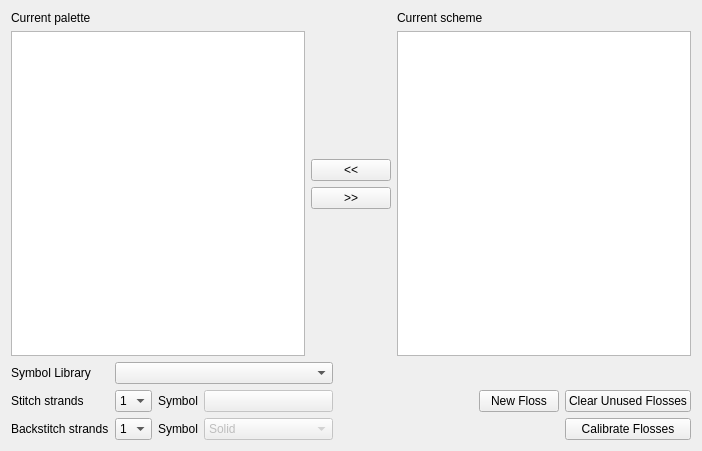
Old version of the form ui/PaletteManager.ui in the repository KDE/kxstitch.
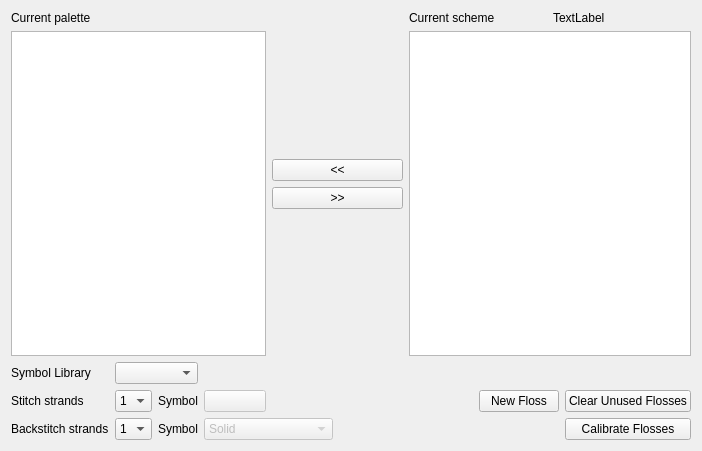
New version of the form. Custom widgets are drawn as their Qt base class.

Commit message:
Show the name of the current scheme in the palette manager dialog

Conflicts:
	ui/PaletteManager.ui

```diff
--- a/ui/PaletteManager.ui
+++ b/ui/PaletteManager.ui
@@ -14,9 +14,7 @@
    <string>Palette Manager</string>
   </property>
   <layout class="QGridLayout" name="gridLayout">
-   <item row="0" column="0" colspan="6">
-    <layout class="QHBoxLayout" name="horizontalLayout">
-     <item>
+   <item row="0" column="0" rowspan="2" colspan="4">
       <layout class="QVBoxLayout" name="verticalLayout_2">
        <item>
         <widget class="QLabel" name="label">
@@ -30,7 +28,7 @@
        </item>
       </layout>
      </item>
-     <item>
+   <item row="0" column="4" rowspan="2" colspan="2">
       <layout class="QVBoxLayout" name="verticalLayout">
        <item>
         <spacer name="verticalSpacer">
@@ -74,8 +72,8 @@
        </item>
       </layout>
      </item>
-     <item>
-      <layout class="QVBoxLayout" name="verticalLayout_3">
+   <item row="0" column="6" colspan="2">
+    <layout class="QHBoxLayout" name="horizontalLayout">
        <item>
         <widget class="QLabel" name="label_2">
          <property name="text">
@@ -84,30 +82,35 @@
         </widget>
        </item>
        <item>
+      <widget class="QLabel" name="CurrentScheme">
+       <property name="text">
+        <string>TextLabel</string>
+       </property>
+      </widget>
+     </item>
+    </layout>
+   </item>
+   <item row="1" column="6" colspan="2">
         <widget class="QListWidget" name="ColorList"/>
        </item>
-      </layout>
-     </item>
-    </layout>
-   </item>
-   <item row="1" column="0">
+   <item row="2" column="0">
     <widget class="QLabel" name="label_7">
      <property name="text">
       <string>Symbol Library</string>
      </property>
     </widget>
    </item>
-   <item row="1" column="1" colspan="3">
+   <item row="2" column="1" colspan="2">
     <widget class="KComboBox" name="SymbolLibrary"/>
    </item>
-   <item row="2" column="0">
+   <item row="3" column="0">
     <widget class="QLabel" name="label_3">
      <property name="text">
       <string>Stitch strands</string>
      </property>
     </widget>
    </item>
-   <item row="2" column="1">
+   <item row="3" column="1">
     <widget class="KComboBox" name="StitchStrands">
      <item>
       <property name="text">
@@ -141,14 +144,14 @@
      </item>
     </widget>
    </item>
-   <item row="2" column="2">
+   <item row="3" column="2">
     <widget class="QLabel" name="label_5">
      <property name="text">
       <string>Symbol</string>
      </property>
     </widget>
    </item>
-   <item row="2" column="3">
+   <item row="3" column="3">
     <widget class="QPushButton" name="StitchSymbol">
      <property name="enabled">
       <bool>false</bool>
@@ -158,7 +161,7 @@
      </property>
     </widget>
    </item>
-   <item row="2" column="4">
+   <item row="3" column="5" colspan="2">
     <spacer name="horizontalSpacer">
      <property name="orientation">
       <enum>Qt::Horizontal</enum>
@@ -171,7 +174,7 @@
      </property>
     </spacer>
    </item>
-   <item row="2" column="5" rowspan="2">
+   <item row="3" column="7" rowspan="2">
     <layout class="QGridLayout" name="gridLayout_2">
      <item row="0" column="0">
       <widget class="QPushButton" name="NewFloss">
@@ -196,14 +199,14 @@
      </item>
     </layout>
    </item>
-   <item row="3" column="0">
+   <item row="4" column="0">
     <widget class="QLabel" name="label_4">
      <property name="text">
       <string>Backstitch strands</string>
      </property>
     </widget>
    </item>
-   <item row="3" column="1">
+   <item row="4" column="1">
     <widget class="KComboBox" name="BackstitchStrands">
      <item>
       <property name="text">
@@ -237,14 +240,14 @@
      </item>
     </widget>
    </item>
-   <item row="3" column="2">
+   <item row="4" column="2">
     <widget class="QLabel" name="label_6">
      <property name="text">
       <string>Symbol</string>
      </property>
     </widget>
    </item>
-   <item row="3" column="3">
+   <item row="4" column="3" colspan="2">
     <widget class="KComboBox" name="BackstitchSymbol">
      <property name="enabled">
       <bool>false</bool>
```
Lines whose indentation alone changed are shown as unchanged. The commit also changes 1 other file.
